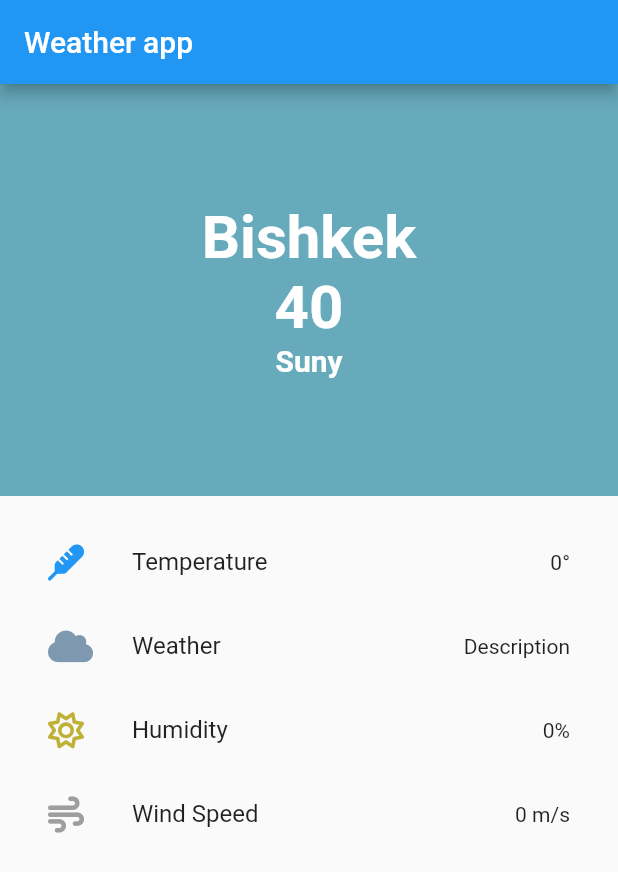
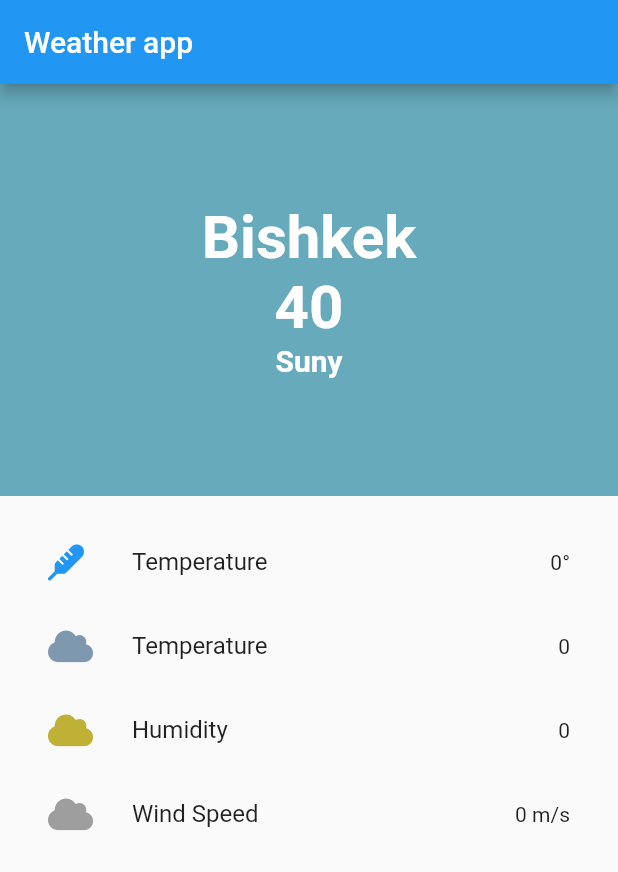
Before and after one commit to TalgatBatyrov/weather_flutter_app, a Flutter app: the screen it shows after launch, on a phone screen of 412 x 824 dp. Shown: the top 872 px of the screen. Run offline on Flutter 3.47's test engine with Material 2 defaults, Android fonts, the phone set to English and light mode, and no system bars; our stand-ins replace easy_localization, font_awesome_flutter.

Commit message:
ui: WeatherDetailItems

```diff
--- /dev/null
+++ b/lib/widgets/home/weather_details/elements/weather_detail_items.dart
@@ -0,0 +1,23 @@
+import 'package:flutter/material.dart';
+import 'package:font_awesome_flutter/font_awesome_flutter.dart';
+
+class WeathetDetailItems extends StatelessWidget {
+  final Color color;
+  final String title;
+  final String description;
+  const WeathetDetailItems({
+    Key? key,
+    required this.color,
+    required this.title,
+    required this.description,
+  }) : super(key: key);
+
+  @override
+  Widget build(BuildContext context) {
+    return ListTile(
+      leading: FaIcon(FontAwesomeIcons.cloud, color: color),
+      title: Text(title),
+      trailing: Text(description),
+    );
+  }
+}
--- a/lib/widgets/home/weather_details/weather_details.dart
+++ b/lib/widgets/home/weather_details/weather_details.dart
@@ -1,5 +1,6 @@
 import 'package:flutter/material.dart';
 import 'package:font_awesome_flutter/font_awesome_flutter.dart';
+import 'package:weather_flutter_app/widgets/home/weather_details/elements/weather_detail_items.dart';
 
 class WeatherDetails extends StatelessWidget {
   const WeatherDetails({Key? key}) : super(key: key);
@@ -12,22 +13,20 @@ class WeatherDetails extends StatelessWidget {
         child: ListView(
           children: const [
             _DetailsItem(),
-            ListTile(
-              leading: FaIcon(FontAwesomeIcons.cloud,
-                  color: Color.fromARGB(255, 126, 153, 175)),
-              title: Text('Weather'),
-              trailing: Text('Description'),
+            WeathetDetailItems(
+              color: Color.fromARGB(255, 126, 153, 175),
+              description: '${0}',
+              title: 'Temperature',
             ),
-            ListTile(
-              leading: FaIcon(FontAwesomeIcons.sun,
-                  color: Color.fromARGB(255, 191, 177, 54)),
-              title: Text('Humidity'),
-              trailing: Text('${0}%'),
+            WeathetDetailItems(
+              color: Color.fromARGB(255, 191, 177, 54),
+              description: '${0}',
+              title: 'Humidity',
             ),
-            ListTile(
-              leading: FaIcon(FontAwesomeIcons.wind, color: Colors.grey),
-              title: Text('Wind Speed'),
-              trailing: Text('${0} m/s'),
+            WeathetDetailItems(
+              color: Colors.grey,
+              description: '${0} m/s',
+              title: 'Wind Speed',
             ),
           ],
         ),
```
